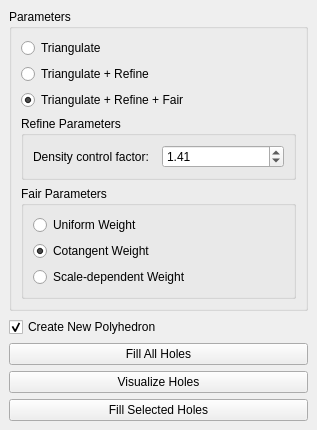
Qt form Polyhedron/demo/Polyhedron/Hole_filling_widget.ui (CGAL/cgal) before a commit.
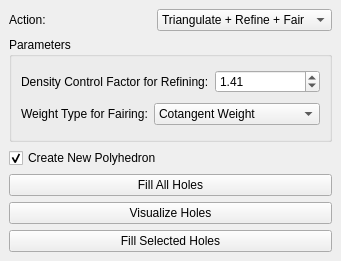
The same form after that commit.

Commit message: Demo ui changes (making it more compact) Select isolated components support for smooth/fair plugin

```diff
--- a/Polyhedron/demo/Polyhedron/Hole_filling_widget.ui
+++ b/Polyhedron/demo/Polyhedron/Hole_filling_widget.ui
@@ -6,8 +6,8 @@
    <rect>
     <x>0</x>
     <y>0</y>
-    <width>317</width>
-    <height>407</height>
+    <width>305</width>
+    <height>261</height>
    </rect>
   </property>
   <property name="toolTip">
@@ -22,45 +22,50 @@
   <widget class="QWidget" name="dockWidgetContents">
    <layout class="QVBoxLayout" name="verticalLayout">
     <item>
-     <widget class="QGroupBox" name="groupBox">
-      <property name="title">
-       <string>Parameters</string>
-      </property>
-      <layout class="QVBoxLayout" name="verticalLayout_2">
+     <layout class="QHBoxLayout" name="horizontalLayout">
+      <item>
+       <widget class="QLabel" name="label_2">
+        <property name="text">
+         <string>Action:</string>
+        </property>
+       </widget>
+      </item>
        <item>
-        <widget class="QRadioButton" name="Triangulate_radio_button">
+       <widget class="QComboBox" name="action_combo_box">
+        <property name="currentIndex">
+         <number>2</number>
+        </property>
+        <item>
          <property name="text">
           <string>Triangulate</string>
          </property>
-        </widget>
        </item>
        <item>
-        <widget class="QRadioButton" name="Triangulate_refine_radio_button">
          <property name="text">
           <string>Triangulate + Refine</string>
          </property>
-        </widget>
        </item>
        <item>
-        <widget class="QRadioButton" name="Triangulate_refine_fair_radio_button">
          <property name="text">
           <string>Triangulate + Refine + Fair</string>
          </property>
-         <property name="checked">
-          <bool>true</bool>
-         </property>
-        </widget>
-       </item>
+        </item>
+       </widget>
+      </item>
+     </layout>
+    </item>
        <item>
-        <widget class="QGroupBox" name="groupBox_2">
+     <widget class="QGroupBox" name="groupBox">
          <property name="title">
-          <string>Refine Parameters</string>
-         </property>
-         <layout class="QHBoxLayout" name="horizontalLayout_2">
+       <string>Parameters</string>
+      </property>
+      <layout class="QVBoxLayout" name="verticalLayout_2">
+       <item>
+        <layout class="QHBoxLayout" name="horizontalLayout_3">
           <item>
            <widget class="QLabel" name="label">
             <property name="text">
-             <string>Density control factor:</string>
+            <string>Density Control Factor for Refining:</string>
             </property>
            </widget>
           </item>
@@ -78,43 +83,39 @@
            </widget>
           </item>
          </layout>
+       </item>
+       <item>
+        <layout class="QHBoxLayout" name="horizontalLayout_2">
+         <item>
+          <widget class="QLabel" name="label_3">
+           <property name="text">
+            <string>Weight Type for Fairing:</string>
+           </property>
         </widget>
        </item>
        <item>
-        <widget class="QGroupBox" name="groupBox_3">
-         <property name="title">
-          <string>Fair Parameters</string>
-         </property>
-         <layout class="QVBoxLayout" name="verticalLayout_3">
+          <widget class="QComboBox" name="weight_combo_box">
+           <property name="currentIndex">
+            <number>1</number>
+           </property>
           <item>
-           <widget class="QRadioButton" name="Uniform_weight_radio_button">
             <property name="text">
              <string>Uniform Weight</string>
             </property>
-           </widget>
           </item>
           <item>
-           <widget class="QRadioButton" name="Cotangent_weight_radio_button">
             <property name="text">
              <string>Cotangent Weight</string>
             </property>
-            <property name="checked">
-             <bool>true</bool>
-            </property>
-           </widget>
           </item>
           <item>
-           <widget class="QRadioButton" name="Scale_dependent_weight_radio_button">
             <property name="text">
              <string>Scale-dependent Weight</string>
             </property>
-            <property name="checked">
-             <bool>false</bool>
-            </property>
+           </item>
            </widget>
           </item>
          </layout>
-        </widget>
        </item>
       </layout>
      </widget>
```
Lines whose indentation alone changed are shown as unchanged. The commit also changes 3 other files.
